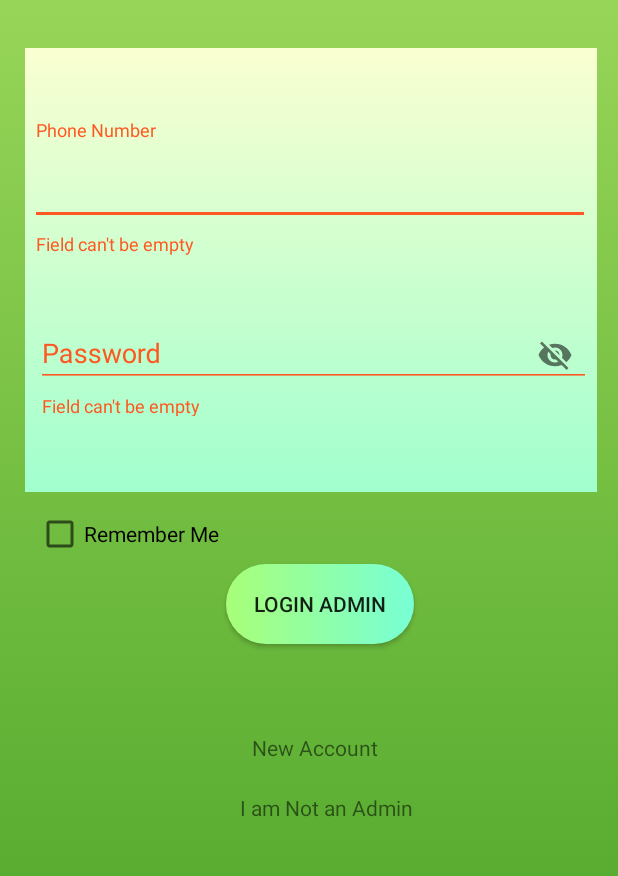
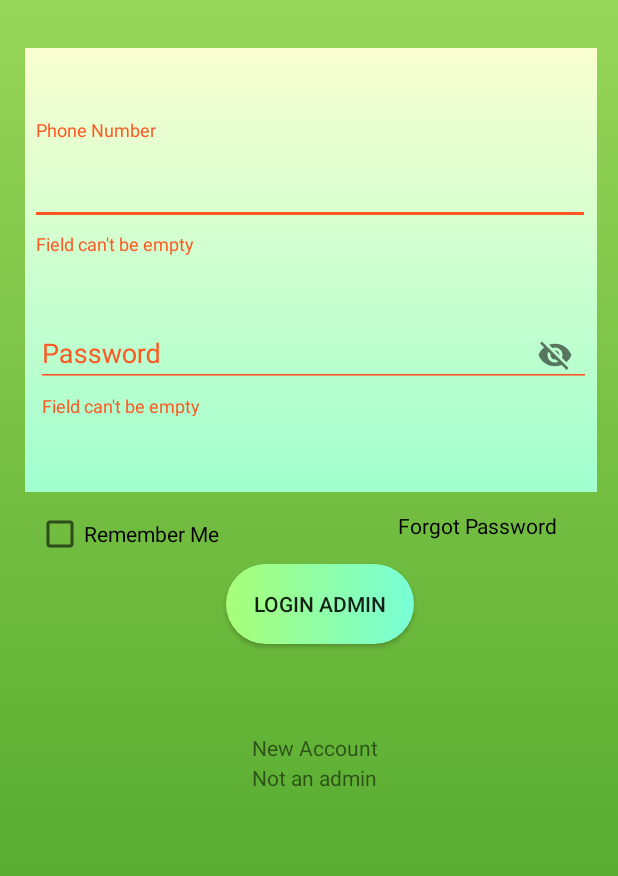
Before and after one commit to geo1997/Eco-Bounds-MAD, an Android app: the screen it shows after launch (login), after a tap on "Admin", on a phone screen of 412 x 824 dp, the part 324-1200 px from its top. Run offline under Robolectric (Android 15) with nearby library versions, the light colour scheme and no system bars; our stand-ins replace Firebase (no records; nobody signed in at launch, a user with empty details on screens opened directly); libraries missing offline, so code that uses them is left out: com.basgeekball.awesomevalidation, io.paperdb; 4 statements that could not run were skipped; 3 other taps on this screen came first.

Commit message:
Added Search function

```diff
--- a/app/build.gradle
+++ b/app/build.gradle
@@ -28,8 +28,8 @@ dependencies {
     implementation 'com.android.support:recyclerview-v7:28.0.0'
     implementation 'com.android.support:support-v4:28.0.0'
     implementation 'com.android.support:design:28.0.0'
-    implementation 'com.google.firebase:firebase-database:11.8.0'
-    implementation 'com.google.firebase:firebase-storage:11.8.0'
+    implementation 'com.google.firebase:firebase-database:16.0.4'
+    implementation 'com.google.firebase:firebase-storage:16.0.4'
     implementation 'com.firebaseui:firebase-ui-database:3.2.2'
     implementation 'com.squareup.picasso:picasso:2.71828'
     //implementation 'com.google.firebase:firebase-database:19.0.0'
--- a/app/src/main/java/com/example/shoppingcart/AdminCategoryActivity.java
+++ b/app/src/main/java/com/example/shoppingcart/AdminCategoryActivity.java
@@ -4,6 +4,7 @@ import android.content.Intent;
 import android.support.v7.app.AppCompatActivity;
 import android.os.Bundle;
 import android.view.View;
+import android.widget.Button;
 import android.widget.ImageView;
 
 public class AdminCategoryActivity extends AppCompatActivity {
@@ -11,11 +12,13 @@ public class AdminCategoryActivity extends AppCompatActivity {
     private ImageView bags, phoneCovers, shoes, bottles;
     private ImageView jackets, tshirts, dresses, trousers;
 
+
     @Override
     protected void onCreate(Bundle savedInstanceState) {
 
         super.onCreate(savedInstanceState);
         setContentView(R.layout.activity_admin_category);
+
 
         bags = (ImageView) findViewById(R.id.i1);
         phoneCovers = (ImageView) findViewById(R.id.i2);
--- a/app/src/main/res/layout/activity_login.xml
+++ b/app/src/main/res/layout/activity_login.xml
@@ -125,17 +125,29 @@
         android:layout_height="wrap_content"
         android:layout_marginStart="24dp"
         android:layout_marginBottom="236dp"
-        android:text="Remember Me"
+        android:text="@string/remember"
         app:layout_constraintBottom_toBottomOf="parent"
         app:layout_constraintStart_toStartOf="parent" />
+
+
+    <TextView
+        android:id="@+id/forgetPasswordLink"
+        android:layout_width="wrap_content"
+        android:layout_height="wrap_content"
+        android:layout_marginEnd="40dp"
+        android:layout_marginBottom="248dp"
+        android:text="@string/forgotPass"
+        android:textColor="@android:color/black"
+        app:layout_constraintBottom_toBottomOf="parent"
+        app:layout_constraintEnd_toEndOf="parent" />
 
     <TextView
         android:id="@+id/LinkForUser"
         android:layout_width="wrap_content"
         android:layout_height="wrap_content"
-        android:layout_marginStart="160dp"
-        android:layout_marginBottom="60dp"
-        android:text="I am Not an Admin"
+        android:layout_marginStart="168dp"
+        android:layout_marginBottom="80dp"
+        android:text="@string/notadmin"
         app:layout_constraintBottom_toBottomOf="parent"
         app:layout_constraintStart_toStartOf="parent" />
 
--- a/app/src/main/res/menu/activity_userprofile_drawer.xml
+++ b/app/src/main/res/menu/activity_userprofile_drawer.xml
@@ -10,9 +10,9 @@
             android:title="@string/menu_cart"
             android:iconTint="@android:color/white"/>
         <item
-            android:id="@+id/nav_orders"
-            android:icon="@drawable/order_icon"
-            android:title="@string/menu_orders"
+            android:id="@+id/nav_search"
+            android:icon="@drawable/icons8_search_38px"
+            android:title="@string/menu_search"
             android:iconTint="@android:color/white"/>
         <item
             android:id="@+id/nav_categories"
--- a/app/src/main/res/values/strings.xml
+++ b/app/src/main/res/values/strings.xml
@@ -30,6 +30,9 @@
     <string name="delv_date">Delivery Date</string>
 
     <string name="logphone">Phone Number</string>
+    <string name="remember">Remember Me</string>
+    <string name="forgotPass">Forgot Password</string>
+    <string name="notadmin">Not an admin</string>
 
     --Reg val--
     <string name="valfname">Enter a valid name</string>
@@ -62,7 +65,7 @@
     <string name="nav_header_desc">Navigation header</string>
 
     <string name="menu_cart">My Cart</string>
-    <string name="menu_orders">My Orders</string>
+    <string name="menu_search">Search</string>
     <string name="menu_categories">Categories</string>
     <string name="menu_settings">Settings</string>
     <string name="menu_logout">Log Out</string>
@@ -92,5 +95,13 @@
     <string name="reg_com_type_coll">Collection Centre</string>
     <string name="reg_com_type_pro">Production Centre</string>
 
+    //Admin category
+    <string name="check_orders">Check New Orders</string>
+    <string name="admin_logout">Log Out</string>
+
+    --Search Activity
+    <string name="prod_search">Product Name</string>
+    <string name="search_btn">Search</string>
+
 
 </resources>
```
Also changed, not shown: app/src/main/AndroidManifest.xml (+18 -8 lines), app/src/main/java/com/example/shoppingcart/AdminNewOrders.java (added, +13 -0 lines), app/src/main/java/com/example/shoppingcart/Search.java (+79 -0 lines), app/src/main/java/com/example/shoppingcart/userprofile.java (+5 -2 lines), app/src/main/res/layout/activity_admin_category.xml (+6 -3 lines), app/src/main/res/layout/activity_admin_new_orders.xml (added, +9 -0 lines), app/src/main/res/layout/activity_search.xml (+42 -2 lines), app/src/main/res/drawable/icons8_search_38px.png (added).
